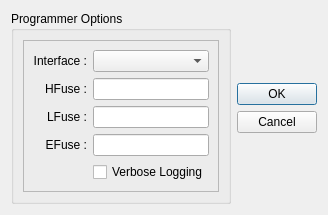
The window that src/optiondlg.ui (muman613/atmel-programmer-ui) describes before a commit, drawn with Qt 5.
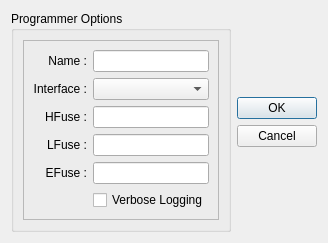
The same window after the commit.

Commit message: Added friendly name for programmer

What changed in the file:
```diff
--- a/src/optiondlg.ui
+++ b/src/optiondlg.ui
@@ -42,7 +42,7 @@
          <enum>QFrame::Raised</enum>
         </property>
         <layout class="QGridLayout" name="gridLayout">
-         <item row="3" column="0">
+         <item row="4" column="0">
           <widget class="QLabel" name="label_4">
            <property name="layoutDirection">
             <enum>Qt::LeftToRight</enum>
@@ -55,62 +55,10 @@
            </property>
           </widget>
          </item>
-         <item row="1" column="1">
-          <widget class="QLineEdit" name="hfuse"/>
-         </item>
-         <item row="3" column="1">
-          <widget class="QLineEdit" name="efuse"/>
-         </item>
-         <item row="2" column="0">
-          <widget class="QLabel" name="label_3">
-           <property name="layoutDirection">
-            <enum>Qt::LeftToRight</enum>
-           </property>
-           <property name="text">
-            <string>LFuse :</string>
-           </property>
-           <property name="alignment">
-            <set>Qt::AlignRight|Qt::AlignTrailing|Qt::AlignVCenter</set>
-           </property>
-          </widget>
-         </item>
-         <item row="0" column="0">
-          <widget class="QLabel" name="label">
-           <property name="layoutDirection">
-            <enum>Qt::LeftToRight</enum>
-           </property>
-           <property name="text">
-            <string>Interface :</string>
-           </property>
-           <property name="alignment">
-            <set>Qt::AlignRight|Qt::AlignTrailing|Qt::AlignVCenter</set>
-           </property>
-          </widget>
-         </item>
-         <item row="1" column="0">
-          <widget class="QLabel" name="label_2">
-           <property name="layoutDirection">
-            <enum>Qt::LeftToRight</enum>
-           </property>
-           <property name="text">
-            <string>HFuse :</string>
-           </property>
-           <property name="alignment">
-            <set>Qt::AlignRight|Qt::AlignTrailing|Qt::AlignVCenter</set>
-           </property>
-          </widget>
-         </item>
          <item row="2" column="1">
-          <widget class="QLineEdit" name="lfuse"/>
+          <widget class="QLineEdit" name="hfuse"/>
          </item>
-         <item row="0" column="1">
-          <widget class="QComboBox" name="ifCombo">
-           <property name="frame">
-            <bool>true</bool>
-           </property>
-          </widget>
-         </item>
-         <item row="4" column="1">
+         <item row="5" column="1">
           <widget class="QCheckBox" name="verboseCheck">
            <property name="enabled">
             <bool>true</bool>
@@ -129,6 +77,71 @@
            </property>
           </widget>
          </item>
+         <item row="3" column="1">
+          <widget class="QLineEdit" name="lfuse"/>
+         </item>
+         <item row="2" column="0">
+          <widget class="QLabel" name="label_2">
+           <property name="layoutDirection">
+            <enum>Qt::LeftToRight</enum>
+           </property>
+           <property name="text">
+            <string>HFuse :</string>
+           </property>
+           <property name="alignment">
+            <set>Qt::AlignRight|Qt::AlignTrailing|Qt::AlignVCenter</set>
+           </property>
+          </widget>
+         </item>
+         <item row="1" column="1">
+          <widget class="QComboBox" name="ifCombo">
+           <property name="frame">
+            <bool>true</bool>
+           </property>
+          </widget>
+         </item>
+         <item row="4" column="1">
+          <widget class="QLineEdit" name="efuse"/>
+         </item>
+         <item row="3" column="0">
+          <widget class="QLabel" name="label_3">
+           <property name="layoutDirection">
+            <enum>Qt::LeftToRight</enum>
+           </property>
+           <property name="text">
+            <string>LFuse :</string>
+           </property>
+           <property name="alignment">
+            <set>Qt::AlignRight|Qt::AlignTrailing|Qt::AlignVCenter</set>
+           </property>
+          </widget>
+         </item>
+         <item row="1" column="0">
+          <widget class="QLabel" name="label">
+           <property name="layoutDirection">
+            <enum>Qt::LeftToRight</enum>
+           </property>
+           <property name="text">
+            <string>Interface :</string>
+           </property>
+           <property name="alignment">
+            <set>Qt::AlignRight|Qt::AlignTrailing|Qt::AlignVCenter</set>
+           </property>
+          </widget>
+         </item>
+         <item row="0" column="0">
+          <widget class="QLabel" name="label_5">
+           <property name="text">
+            <string>Name :</string>
+           </property>
+           <property name="alignment">
+            <set>Qt::AlignRight|Qt::AlignTrailing|Qt::AlignVCenter</set>
+           </property>
+          </widget>
+         </item>
+         <item row="0" column="1">
+          <widget class="QLineEdit" name="friendlyName"/>
+         </item>
         </layout>
        </widget>
       </item>
```
The commit also changes 8 other files.
